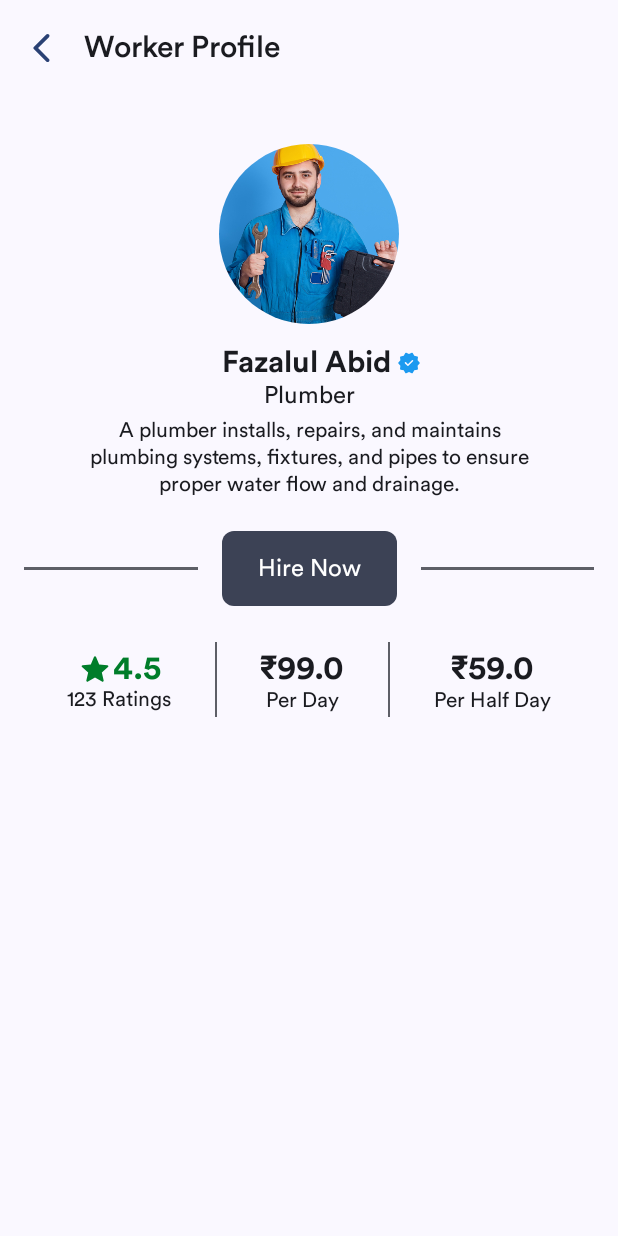
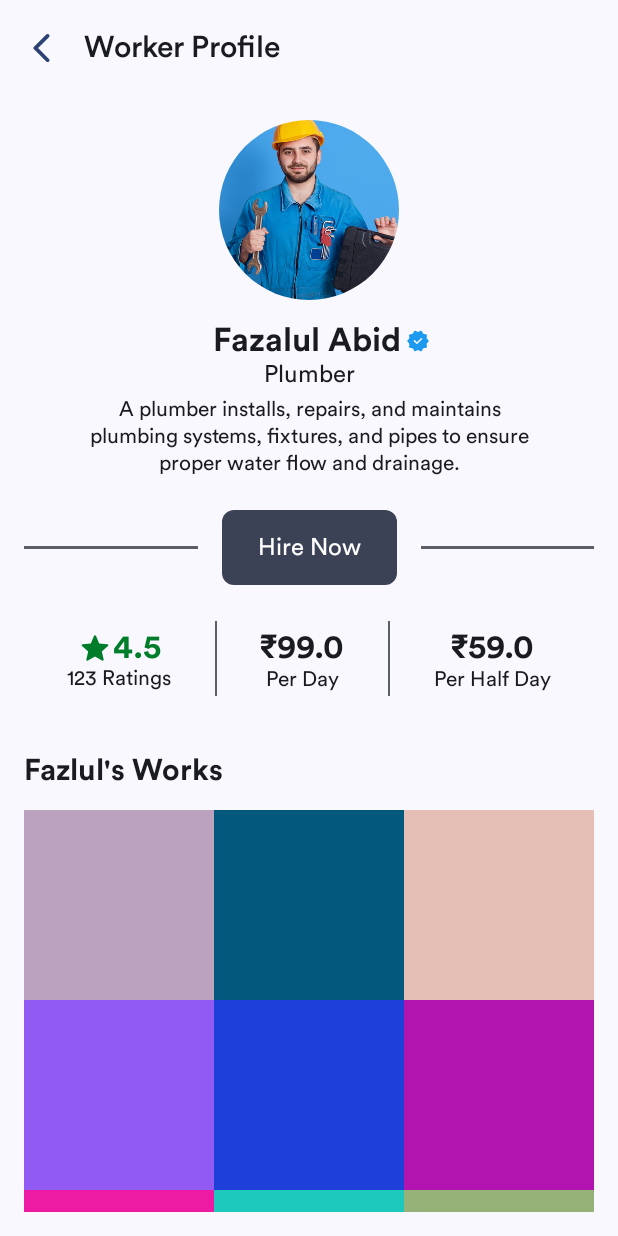
Before and after one commit to FazalulAbid/workers-portal-android, an Android app built with Jetpack Compose: the screen it shows after launch (MainActivity), on a phone screen of 412 x 824 dp. Run offline under Robolectric (Android 15) with nearby library versions, the phone set to English and light mode, and no system bars; our stand-ins replace Dagger/Hilt's generated code, accompanist.

Commit message:
Continuing designing UI of worker profile screen. Sample works section completed without nested scroll

```diff
--- /dev/null
+++ b/app/src/main/java/com/fifty/workersportal/core/presentation/component/PrimaryHeader.kt
@@ -0,0 +1,29 @@
+package com.fifty.workersportal.core.presentation.component
+
+import androidx.compose.foundation.layout.fillMaxWidth
+import androidx.compose.foundation.layout.padding
+import androidx.compose.material3.MaterialTheme
+import androidx.compose.material3.Text
+import androidx.compose.runtime.Composable
+import androidx.compose.ui.Modifier
+import androidx.compose.ui.graphics.Color
+import androidx.compose.ui.text.font.FontWeight
+import com.fifty.workersportal.core.presentation.ui.theme.SizeMedium
+
+@Composable
+fun PrimaryHeader(
+    modifier: Modifier = Modifier,
+    text: String,
+    color: Color = MaterialTheme.colorScheme.onBackground
+) {
+    Text(
+        modifier = modifier
+            .fillMaxWidth()
+            .padding(vertical = SizeMedium),
+        text = text,
+        style = MaterialTheme.typography.headlineSmall.copy(
+            fontWeight = FontWeight.SemiBold,
+            color = color
+        )
+    )
+}
--- a/app/src/main/java/com/fifty/workersportal/featureprofile/presentation/workerprofile/WorkerProfileScreen.kt
+++ b/app/src/main/java/com/fifty/workersportal/featureprofile/presentation/workerprofile/WorkerProfileScreen.kt
@@ -1,10 +1,14 @@
 package com.fifty.workersportal.featureprofile.presentation.workerprofile
 
 import androidx.compose.foundation.Image
+import androidx.compose.foundation.background
+import androidx.compose.foundation.gestures.scrollable
 import androidx.compose.foundation.layout.Arrangement
+import androidx.compose.foundation.layout.Box
 import androidx.compose.foundation.layout.Column
 import androidx.compose.foundation.layout.Row
 import androidx.compose.foundation.layout.Spacer
+import androidx.compose.foundation.layout.aspectRatio
 import androidx.compose.foundation.layout.fillMaxSize
 import androidx.compose.foundation.layout.fillMaxWidth
 import androidx.compose.foundation.layout.height
@@ -14,6 +18,9 @@ import androidx.compose.foundation.layout.padding
 import androidx.compose.foundation.layout.size
 import androidx.compose.foundation.layout.width
 import androidx.compose.foundation.layout.widthIn
+import androidx.compose.foundation.lazy.grid.GridCells
+import androidx.compose.foundation.lazy.grid.LazyVerticalGrid
+import androidx.compose.foundation.rememberScrollState
 import androidx.compose.foundation.shape.CircleShape
 import androidx.compose.material3.Divider
 import androidx.compose.material3.Icon
@@ -23,6 +30,7 @@ import androidx.compose.runtime.Composable
 import androidx.compose.ui.Alignment
 import androidx.compose.ui.Modifier
 import androidx.compose.ui.draw.clip
+import androidx.compose.ui.graphics.Color
 import androidx.compose.ui.layout.ContentScale
 import androidx.compose.ui.platform.LocalConfiguration
 import androidx.compose.ui.res.painterResource
@@ -32,6 +40,7 @@ import androidx.compose.ui.text.style.TextAlign
 import androidx.compose.ui.text.style.TextOverflow
 import androidx.compose.ui.unit.dp
 import com.fifty.workersportal.R
+import com.fifty.workersportal.core.presentation.component.PrimaryHeader
 import com.fifty.workersportal.core.presentation.component.StandardAppBar
 import com.fifty.workersportal.core.presentation.ui.theme.ExtraLargeProfilePictureHeight
 import com.fifty.workersportal.core.presentation.ui.theme.SizeExtraSmall
@@ -40,9 +49,12 @@ import com.fifty.workersportal.core.presentation.ui.theme.SizeMedium
 import com.fifty.workersportal.core.presentation.ui.theme.SizeSmall
 import com.fifty.workersportal.core.presentation.ui.theme.SkyBlueColor
 import com.fifty.workersportal.core.presentation.ui.theme.SmallStrokeThickness
+import com.fifty.workersportal.core.util.Screen
 import com.fifty.workersportal.featureprofile.presentation.component.ButtonBetweenLines
 import com.fifty.workersportal.featureprofile.presentation.component.RatingAndRatingCount
 import com.fifty.workersportal.featureprofile.presentation.component.WorkerWageText
+import com.fifty.workersportal.featureworker.presentation.component.WorkerCategoryItem
+import kotlin.random.Random
 
 @Composable
 fun WorkerProfileScreen(
@@ -68,10 +80,11 @@ fun WorkerProfileScreen(
             }
         )
         Column(
-            Modifier.padding(SizeMedium),
+            modifier = Modifier
+                .padding(SizeMedium)
+                .fillMaxWidth(),
             horizontalAlignment = Alignment.CenterHorizontally
         ) {
-            Spacer(modifier = Modifier.heightIn(SizeMedium))
             Image(
                 painter = painterResource(id = R.drawable.plumber_profile),
                 contentDescription = "Plumber description",
@@ -88,7 +101,7 @@ fun WorkerProfileScreen(
                 Text(
                     modifier = Modifier.widthIn(max = screenWidth * 0.75f),
                     text = "Fazalul Abid",
-                    style = MaterialTheme.typography.headlineSmall.copy(
+                    style = MaterialTheme.typography.titleLarge.copy(
                         fontWeight = FontWeight.Bold,
                         textAlign = TextAlign.Center,
                         color = MaterialTheme.colorScheme.onBackground
@@ -150,7 +163,21 @@ fun WorkerProfileScreen(
                 )
                 WorkerWageText(wage = 59.0f, isHalfDay = true)
             }
-            Spacer(modifier = Modifier.height(SizeMedium))
+            Spacer(modifier = Modifier.height(SizeLarge))
+            PrimaryHeader(text = "Fazlul's Works")
+            LazyVerticalGrid(
+                columns = GridCells.Fixed(3)
+            ) {
+                items(20) {
+                    val randomColor =
+                        Color(Random.nextInt(256), Random.nextInt(256), Random.nextInt(256))
+                    Box(
+                        modifier = Modifier
+                            .aspectRatio(1f)
+                            .background(randomColor)
+                    )
+                }
+            }
         }
     }
 }
```
